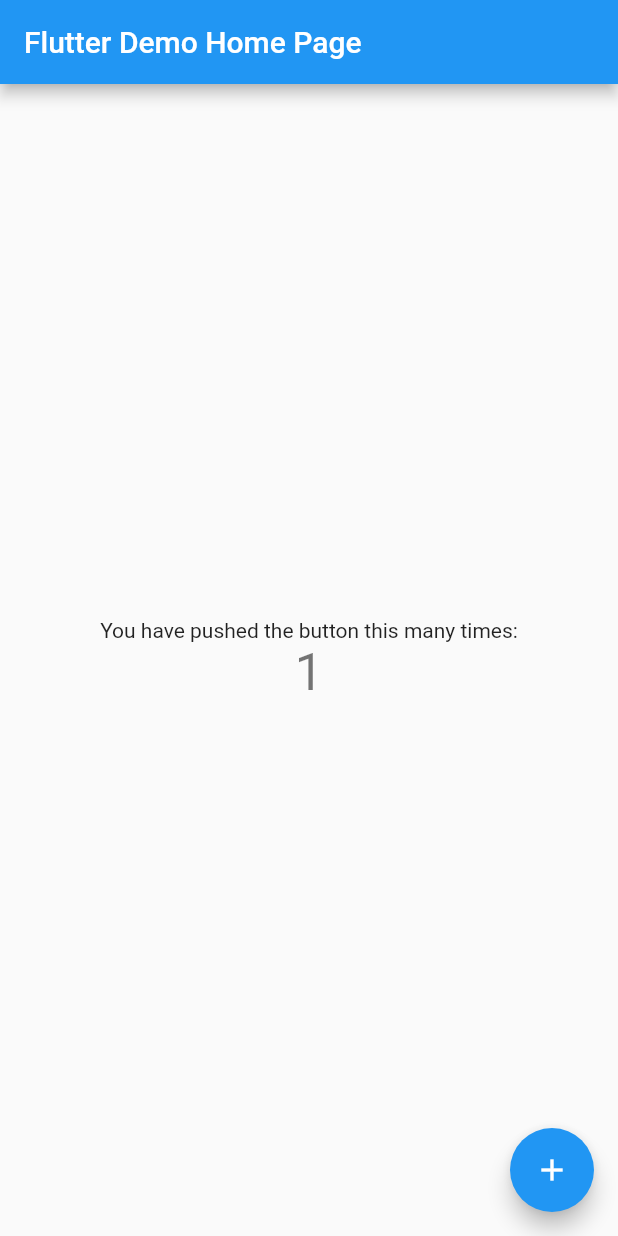
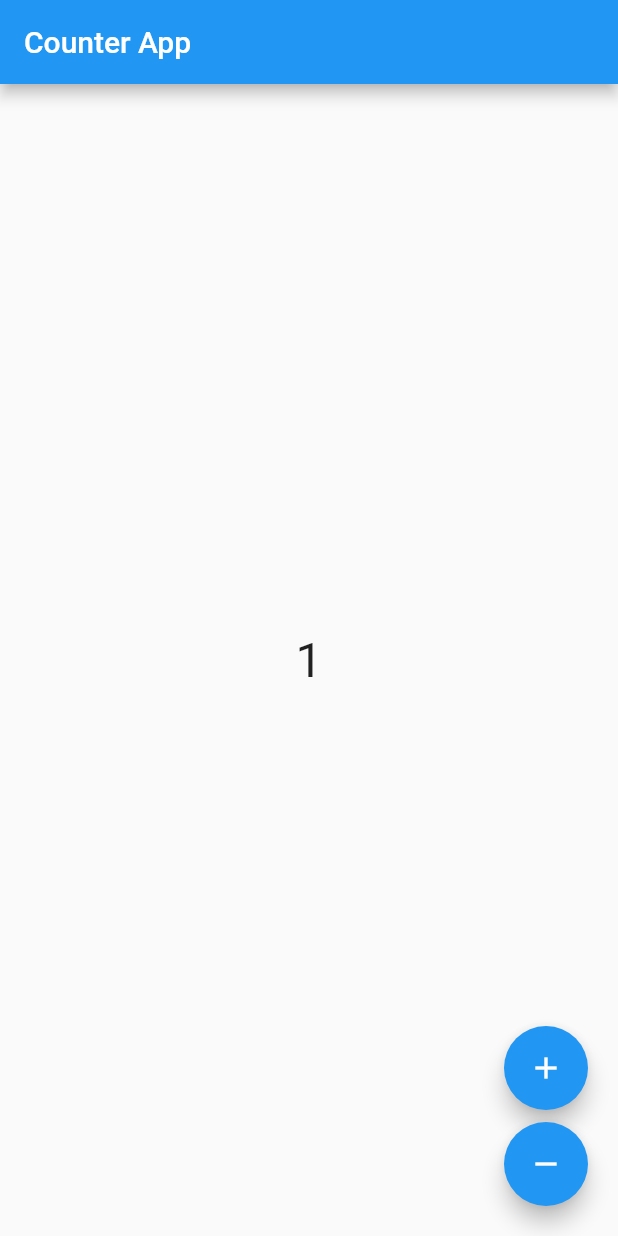
Before and after one commit to MuhammadIdees/bloc_apps, a Flutter app: the screen it shows after launch, after a tap on the "add" icon, on a phone screen of 412 x 824 dp. Run offline on Flutter 3.47's test engine with Material 2 defaults, Android fonts, the phone set to English and light mode, and no system bars; our stand-ins replace flutter_bloc.

```diff
--- a/counter_app/lib/main.dart
+++ b/counter_app/lib/main.dart
@@ -1,4 +1,7 @@
+import 'package:counter_app/counter_bloc.dart';
+import 'package:counter_app/ui/counter_ui.dart';
 import 'package:flutter/material.dart';
+import 'package:flutter_bloc/flutter_bloc.dart';
 
 void main() => runApp(MyApp());
 
@@ -7,105 +10,11 @@ class MyApp extends StatelessWidget {
   @override
   Widget build(BuildContext context) {
     return MaterialApp(
-      title: 'Flutter Demo',
-      theme: ThemeData(
-        // This is the theme of your application.
-        //
-        // Try running your application with "flutter run". You'll see the
-        // application has a blue toolbar. Then, without quitting the app, try
-        // changing the primarySwatch below to Colors.green and then invoke
-        // "hot reload" (press "r" in the console where you ran "flutter run",
-        // or simply save your changes to "hot reload" in a Flutter IDE).
-        // Notice that the counter didn't reset back to zero; the application
-        // is not restarted.
-        primarySwatch: Colors.blue,
+      title: "Counter App",
+      home: BlocProvider<CounterBloc>(
+        create: (context) => CounterBloc(),
+        child: CounterPage(),
       ),
-      home: MyHomePage(title: 'Flutter Demo Home Page'),
     );
   }
 }
-
-class MyHomePage extends StatefulWidget {
-  MyHomePage({Key key, this.title}) : super(key: key);
-
-  // This widget is the home page of your application. It is stateful, meaning
-  // that it has a State object (defined below) that contains fields that affect
-  // how it looks.
-
-  // This class is the configuration for the state. It holds the values (in this
-  // case the title) provided by the parent (in this case the App widget) and
-  // used by the build method of the State. Fields in a Widget subclass are
-  // always marked "final".
-
-  final String title;
-
-  @override
-  _MyHomePageState createState() => _MyHomePageState();
-}
-
-class _MyHomePageState extends State<MyHomePage> {
-  int _counter = 0;
-
-  void _incrementCounter() {
-    setState(() {
-      // This call to setState tells the Flutter framework that something has
-      // changed in this State, which causes it to rerun the build method below
-      // so that the display can reflect the updated values. If we changed
-      // _counter without calling setState(), then the build method would not be
-      // called again, and so nothing would appear to happen.
-      _counter++;
-    });
-  }
-
-  @override
-  Widget build(BuildContext context) {
-    // This method is rerun every time setState is called, for instance as done
-    // by the _incrementCounter method above.
-    //
-    // The Flutter framework has been optimized to make rerunning build methods
-    // fast, so that you can just rebuild anything that needs updating rather
-    // than having to individually change instances of widgets.
-    return Scaffold(
-      appBar: AppBar(
-        // Here we take the value from the MyHomePage object that was created by
-        // the App.build method, and use it to set our appbar title.
-        title: Text(widget.title),
-      ),
-      body: Center(
-        // Center is a layout widget. It takes a single child and positions it
-        // in the middle of the parent.
-        child: Column(
-          // Column is also a layout widget. It takes a list of children and
-          // arranges them vertically. By default, it sizes itself to fit its
-          // children horizontally, and tries to be as tall as its parent.
-          //
-          // Invoke "debug painting" (press "p" in the console, choose the
-          // "Toggle Debug Paint" action from the Flutter Inspector in Android
-          // Studio, or the "Toggle Debug Paint" command in Visual Studio Code)
-          // to see the wireframe for each widget.
-          //
-          // Column has various properties to control how it sizes itself and
-          // how it positions its children. Here we use mainAxisAlignment to
-          // center the children vertically; the main axis here is the vertical
-          // axis because Columns are vertical (the cross axis would be
-          // horizontal).
-          mainAxisAlignment: MainAxisAlignment.center,
-          children: <Widget>[
-            Text(
-              'You have pushed the button this many times:',
-            ),
-            Text(
-              '$_counter',
-              style: Theme.of(context).textTheme.display1,
-            ),
-          ],
-        ),
-      ),
-      floatingActionButton: FloatingActionButton(
-        onPressed: _incrementCounter,
-        tooltip: 'Increment',
-        child: Icon(Icons.add),
-      ), // This trailing comma makes auto-formatting nicer for build methods.
-    );
-  }
-}
--- /dev/null
+++ b/counter_app/lib/ui/counter_ui.dart
@@ -0,0 +1,52 @@
+import 'package:counter_app/counter_bloc.dart';
+import 'package:flutter/material.dart';
+import 'package:flutter_bloc/flutter_bloc.dart';
+
+class CounterPage extends StatelessWidget {
+  const CounterPage({Key key}) : super(key: key);
+
+  @override
+  Widget build(BuildContext context) {
+
+    final CounterBloc counterBloc = BlocProvider.of<CounterBloc>(context);
+
+    return Scaffold(
+      appBar: AppBar(title: Text('Counter App')),
+      body: BlocBuilder<CounterBloc, int>(
+        builder: (context, count){
+          return Center(
+            child: Text(
+              "$count",
+              style: TextStyle(fontSize: 32.0),
+            ),
+          );
+        },
+      ),
+
+      floatingActionButton: Column(
+        crossAxisAlignment: CrossAxisAlignment.end,
+        mainAxisAlignment: MainAxisAlignment.end,
+        children: <Widget>[
+          Padding(
+            padding: EdgeInsets.all(4.0),
+            child: FloatingActionButton(
+              child: Icon(Icons.add),
+              onPressed: (){
+                counterBloc.add(CounterEvent.increment);
+              }
+            ),
+          ),
+          Padding(
+            padding: EdgeInsets.all(4.0),
+            child: FloatingActionButton(
+              child: Icon(Icons.remove),
+              onPressed: (){
+                counterBloc.add(CounterEvent.decrement);
+              }
+            ),
+          ),
+        ],
+      ),
+    );
+  }
+}
```
